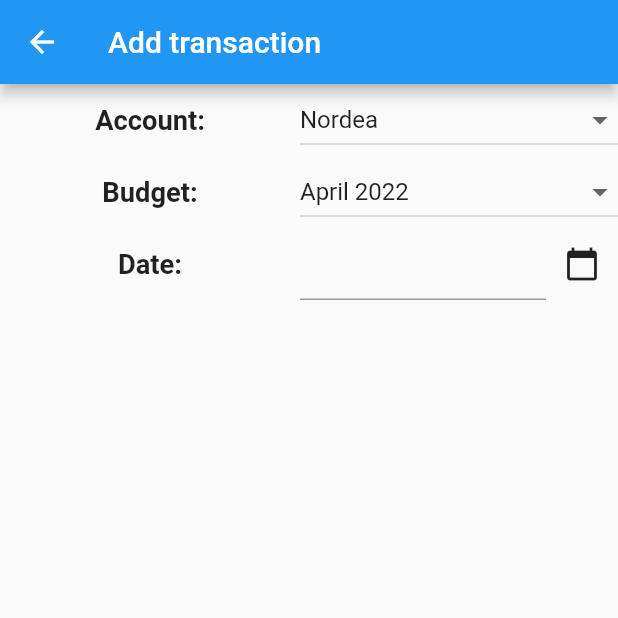
After one commit to OstapGonchar/flutter_family_budget, a Flutter app: the AddTransactionWidget screen opened directly, on a phone screen of 412 x 824 dp, the top half of it. The commit adds this screen. Run offline on Flutter 3.47's test engine with Material 2 defaults, Android fonts, the light colour scheme and no system bars; network calls fail.

Commit message:
Added example of add transaction widget

```diff
--- /dev/null
+++ b/lib/widgets/add_transaction_widget.dart
@@ -0,0 +1,120 @@
+import 'package:flutter/material.dart';
+import 'package:intl/intl.dart';
+
+class AddTransactionWidget extends StatefulWidget {
+  const AddTransactionWidget({Key? key}) : super(key: key);
+
+  @override
+  State<StatefulWidget> createState() {
+    return _AddTransactionState();
+  }
+}
+
+class _AddTransactionState extends State<AddTransactionWidget> {
+  final _transactionDateTextController = TextEditingController();
+  final DateFormat dateFormat = DateFormat("yyyy-MM-dd");
+
+  String _accountValue = 'Nordea';
+  String _budgetName = 'April 2022';
+  DateTime _transactionDate = DateTime.now();
+
+  @override
+  Widget build(BuildContext context) {
+    return Scaffold(
+      appBar: AppBar(
+        title: const Text('Add transaction'),
+      ),
+      body: Center(
+        child: ListView(
+          children: [
+            Row(
+              children: [
+                label('Account:'),
+                Expanded(
+                    child: DropdownButton(
+                        value: _accountValue,
+                        isExpanded: true,
+                        items: <String>['Nordea', 'Wallet']
+                            .map<DropdownMenuItem<String>>((String value) {
+                          return DropdownMenuItem<String>(
+                            value: value,
+                            child: Text(value),
+                          );
+                        }).toList(),
+                        onChanged: (String? newValue) {
+                          setState(() {
+                            _accountValue = newValue!;
+                          });
+                        }))
+              ],
+            ),
+            Row(
+              children: [
+                label('Budget:'),
+                Expanded(
+                    child: DropdownButton(
+                        value: _budgetName,
+                        isExpanded: true,
+                        items: <String>['April 2022']
+                            .map<DropdownMenuItem<String>>((String value) {
+                          return DropdownMenuItem<String>(
+                            value: value,
+                            child: Text(value),
+                          );
+                        }).toList(),
+                        onChanged: (String? newValue) {
+                          setState(() {
+                            _budgetName = newValue!;
+                          });
+                        }))
+              ],
+            ),
+            Row(
+              children: [
+                label('Date:'),
+                Expanded(
+                    child: TextField(
+                  decoration: const InputDecoration(
+                    border: UnderlineInputBorder(),
+                  ),
+                  controller: _transactionDateTextController,
+                )),
+                IconButton(
+                  icon: const Icon(Icons.calendar_today),
+                  onPressed: _selectDate,
+                )
+              ],
+            )
+          ],
+        ),
+      ),
+    );
+  }
+
+  void _selectDate() async {
+    final DateTime? newDate = await showDatePicker(
+      context: context,
+      initialDate: _transactionDate,
+      firstDate: DateTime(2000, 1),
+      lastDate: DateTime(3000, 7),
+      helpText: 'Select a date',
+    );
+    if (newDate != null) {
+      setState(() {
+        _transactionDate = newDate;
+        _transactionDateTextController.text = dateFormat.format(newDate);
+      });
+    }
+  }
+
+  SizedBox label(String labelText) {
+    return SizedBox(
+        width: 200,
+        child: Text(
+          labelText,
+          textAlign: TextAlign.center,
+          style: const TextStyle(fontWeight: FontWeight.bold),
+          textScaleFactor: 1.3,
+        ));
+  }
+}
--- a/pubspec.yaml
+++ b/pubspec.yaml
@@ -35,6 +35,7 @@ dependencies:
   # Use with the CupertinoIcons class for iOS style icons.
   cupertino_icons: ^1.0.2
   crypto: ^3.0.1
+  intl: ^0.17.0
 
 dev_dependencies:
   flutter_test:
```
Also changed, not shown: lib/widgets/nav_drawer.dart (+8 -6 lines), lib/widgets/transactions_widget.dart (+11 -3 lines), pubspec.lock.
